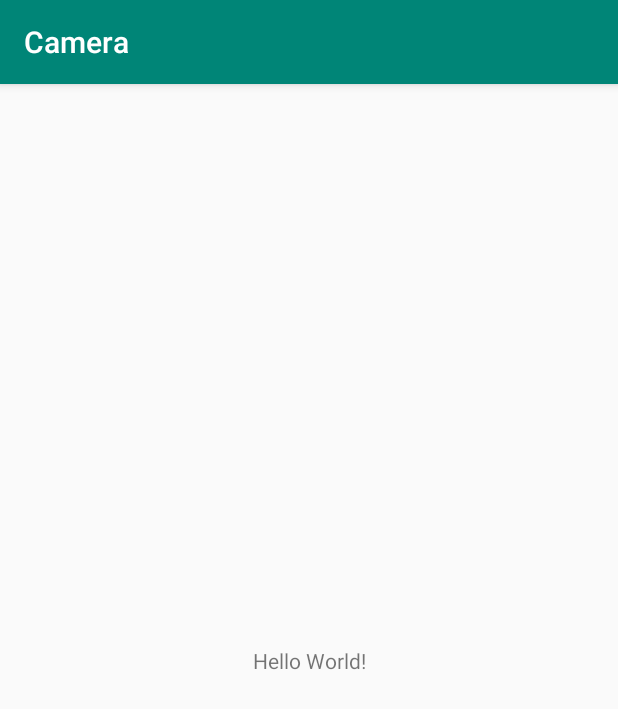
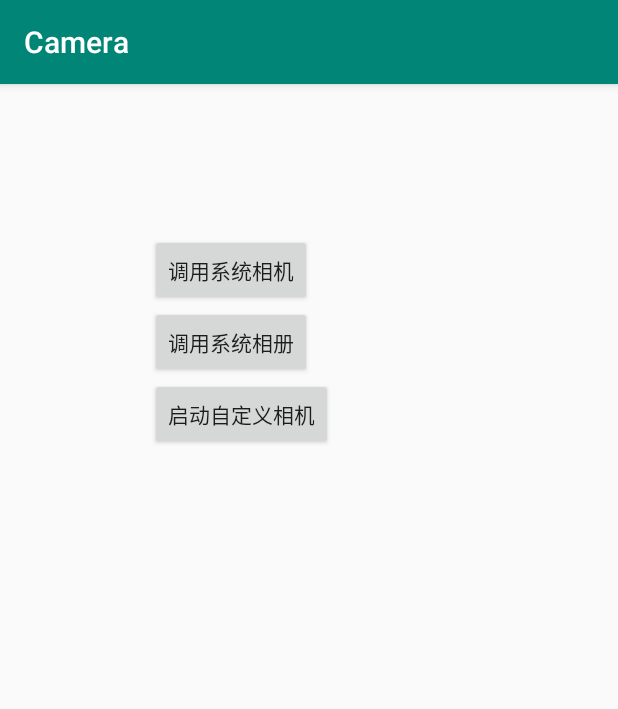
Before and after one commit to sunlei1021/Camera1, an Android app: the screen it shows after launch (MainActivity), on a phone screen of 412 x 824 dp. Shown: the top 709 px of the screen. Run offline under Robolectric (Android 15) with nearby library versions, the phone set to English and light mode, and no system bars.

Commit message:
提交功能调用系统相机

```diff
--- a/app/build.gradle
+++ b/app/build.gradle
@@ -2,9 +2,8 @@ apply plugin: 'com.android.application'
 
 android {
     compileSdkVersion 29
-    buildToolsVersion "29.0.3"
     defaultConfig {
-        applicationId "com.android.camera"
+        applicationId "com.android.av"
         minSdkVersion 29
         targetSdkVersion 29
         versionCode 1
--- /dev/null
+++ b/app/src/main/java/com/android/av/MainActivity.java
@@ -0,0 +1,200 @@
+package com.android.av;
+
+import androidx.annotation.NonNull;
+import androidx.annotation.Nullable;
+import androidx.appcompat.app.AlertDialog;
+import androidx.appcompat.app.AppCompatActivity;
+import androidx.core.app.ActivityCompat;
+import androidx.core.content.ContextCompat;
+import androidx.core.content.FileProvider;
+
+import android.content.DialogInterface;
+import android.content.Intent;
+import android.content.pm.PackageManager;
+import android.hardware.Camera;
+import android.net.Uri;
+import android.os.Build;
+import android.os.Bundle;
+import android.provider.MediaStore;
+import android.util.Log;
+import android.view.SurfaceHolder;
+import android.view.SurfaceView;
+import android.view.View;
+import android.widget.Button;
+
+import com.android.av.utils.FileUtil;
+import com.android.av.utils.SystemUtil;
+import com.android.av.R;
+import com.android.av.utils.Utils;
+
+import java.io.File;
+
+public class MainActivity extends AppCompatActivity implements View.OnClickListener, SurfaceHolder.Callback, Camera.PreviewCallback {
+
+    private SurfaceView surfaceView;
+    private SurfaceHolder surfaceHolder;
+
+
+
+    //MainActivity UI
+
+    private Button bt_go_to_system_camera;
+    private Button bt_go_to_system_gallery;
+    private Button bt_go_to_custom_camera;
+
+    private int permissionGranted = 1;
+
+    //权限 主要有 相机 录音 存储
+    private static final String[] permissions = {
+            "android.permission.CAMERA",
+            "android.permission.RECORD_AUDIO",
+            "android.permission.WRITE_EXTERNAL_STORAGE"};
+
+    //拍照照片的路径
+    private File picFile;
+
+    //
+    private Intent intentForCamera;
+
+    private Uri uri;
+
+    private final String TAG = "MainActivityAV";
+
+    @Override
+    protected void onCreate(Bundle savedInstanceState) {
+        super.onCreate(savedInstanceState);
+        setContentView(R.layout.activity_main);
+
+        initView();
+        initListener();
+        checkPermissions();
+    }
+
+    private void checkPermissions() {
+        if (!checkPermission(permissions)) {
+            ActivityCompat.requestPermissions(this,permissions,permissionGranted);
+        }
+    }
+
+    private void initView() {
+        bt_go_to_system_camera = findViewById(R.id.go_to_system_camera);
+        bt_go_to_custom_camera = findViewById(R.id.go_to_custom_camera);
+        bt_go_to_system_gallery = findViewById(R.id.go_to_system_gallery);
+    }
+
+    private boolean checkPermission(String [] permissions) {
+        for (String permission : permissions) {
+            if (ContextCompat.checkSelfPermission(this,permission) != PackageManager.PERMISSION_GRANTED) {
+                return false;
+            }
+        }
+        return true;
+    }
+
+    @Override
+    protected void onActivityResult(int requestCode, int resultCode, @Nullable Intent data) {
+        Log.e(TAG, "onActivityResult requestCode: " + requestCode );
+        super.onActivityResult(requestCode, resultCode, data);
+    }
+
+    @Override
+    public void onRequestPermissionsResult(int requestCode, @NonNull String[] permissions, @NonNull int[] grantResults) {
+        super.onRequestPermissionsResult(requestCode, permissions, grantResults);
+        Log.e(TAG, "onRequestPermissionsResult requestCode : " + requestCode);
+        switch (requestCode){
+            case 1:
+                if (grantResults.length > 0 && grantResults[0] == PackageManager.PERMISSION_GRANTED) {
+                    initView();
+                } else {
+                    showDialog();
+                }
+                break;
+        }
+    }
+
+
+    // 未同意权限 弹出弹窗判断是否 需要设置权限
+    // 需要设置 跳转设置界面
+    // 不需要设置 直接finish() 推出当前应用
+
+    private void showDialog() {
+        AlertDialog alertDialog  = new AlertDialog.Builder(this)
+                .setTitle("Warring")
+                .setMessage("")
+                .setPositiveButton("sure", new DialogInterface.OnClickListener() {
+                    @Override
+                    public void onClick(DialogInterface dialog, int which) {
+                        finish();
+                    }
+                }).show();
+    }
+
+    @Override
+    public void onClick(View v) {
+        switch (v.getId()){
+            case R.id.go_to_custom_camera:
+
+                break;
+            case R.id.go_to_system_gallery:
+
+                break;
+            case R.id.go_to_system_camera:
+                Init();
+
+                break;
+            default:
+                break;
+
+        }
+    }
+
+    @Override
+    public void onPreviewFrame(byte[] data, Camera camera) {
+
+    }
+
+    @Override
+    public void surfaceCreated(SurfaceHolder holder) {
+
+    }
+
+    @Override
+    public void surfaceChanged(SurfaceHolder holder, int format, int width, int height) {
+
+    }
+
+    @Override
+    public void surfaceDestroyed(SurfaceHolder holder) {
+
+    }
+
+    private void Init() {
+        picFile = new File(FileUtil.picFilePath);
+        intentForCamera = new Intent(MediaStore.ACTION_IMAGE_CAPTURE);
+        //android 7.0 以上应用私有目录被限制访问
+        if (Build.VERSION.SDK_INT >= Build.VERSION_CODES.N ) {
+            uri = FileProvider.getUriForFile(this,
+                    SystemUtil.getPackageName(getApplicationContext()) + ".fileprovider"
+                    ,picFile);
+            intentForCamera.addFlags(Intent.FLAG_GRANT_READ_URI_PERMISSION);
+        } else {
+            uri = Uri.fromFile(picFile);
+        }
+
+
+        //指定ACTION为MediaStore.EXTRA_OUTPUT
+        intentForCamera.putExtra(MediaStore.EXTRA_OUTPUT,uri);
+        //请求码赋值为1
+        startActivityForResult(intentForCamera, Utils.REQUEST_CODE_FOR_SYSTEM_CAMERA);
+    }
+
+    private void goSystemCamera() {
+
+    }
+
+    private void initListener() {
+        bt_go_to_custom_camera.setOnClickListener(this);
+        bt_go_to_system_gallery.setOnClickListener(this);
+        bt_go_to_system_camera.setOnClickListener(this);
+    }
+}
--- /dev/null
+++ b/app/src/main/java/com/android/av/utils/Utils.java
@@ -0,0 +1,5 @@
+package com.android.av.utils;
+
+public class Utils {
+   public static final int REQUEST_CODE_FOR_SYSTEM_CAMERA = 100;
+}
--- a/app/src/main/java/com/android/camera/MainActivity.java
+++ /dev/null
@@ -1,14 +0,0 @@
-package com.android.camera;
-
-import androidx.appcompat.app.AppCompatActivity;
-
-import android.os.Bundle;
-
-public class MainActivity extends AppCompatActivity {
-
-    @Override
-    protected void onCreate(Bundle savedInstanceState) {
-        super.onCreate(savedInstanceState);
-        setContentView(R.layout.activity_main);
-    }
-}
--- a/app/src/main/res/layout/activity_main.xml
+++ b/app/src/main/res/layout/activity_main.xml
@@ -1,18 +1,33 @@
 <?xml version="1.0" encoding="utf-8"?>
-<androidx.constraintlayout.widget.ConstraintLayout xmlns:android="http://schemas.android.com/apk/res/android"
-    xmlns:app="http://schemas.android.com/apk/res-auto"
+<RelativeLayout xmlns:android="http://schemas.android.com/apk/res/android"
     xmlns:tools="http://schemas.android.com/tools"
     android:layout_width="match_parent"
     android:layout_height="match_parent"
+    android:orientation="vertical"
     tools:context=".MainActivity">
+    <LinearLayout
+        android:layout_marginTop="100dp"
+        android:layout_marginStart="100dp"
+        android:layout_height="wrap_content"
+        android:layout_width="wrap_content"
+        android:orientation="vertical">
+        <Button
+            android:id="@+id/go_to_system_camera"
+            android:layout_width="wrap_content"
+            android:layout_height="wrap_content"
+            android:text="调用系统相机"/>
 
-    <TextView
-        android:layout_width="wrap_content"
-        android:layout_height="wrap_content"
-        android:text="Hello World!"
-        app:layout_constraintBottom_toBottomOf="parent"
-        app:layout_constraintLeft_toLeftOf="parent"
-        app:layout_constraintRight_toRightOf="parent"
-        app:layout_constraintTop_toTopOf="parent" />
+        <Button
+            android:id="@+id/go_to_system_gallery"
+            android:layout_width="wrap_content"
+            android:layout_height="wrap_content"
+            android:text="调用系统相册"/>
 
-</androidx.constraintlayout.widget.ConstraintLayout>
+        <Button
+            android:id="@+id/go_to_custom_camera"
+            android:layout_width="wrap_content"
+            android:layout_height="wrap_content"
+            android:text="启动自定义相机"/>
+    </LinearLayout>
+
+</RelativeLayout>
--- /dev/null
+++ b/app/src/main/res/xml/file_paths.xml
@@ -0,0 +1,4 @@
+<?xml version="1.0" encoding="utf-8"?>
+<paths xmlns:android="http://schemas.android.com/apk/res/android">
+    <external-path name="external_files" path="."/>
+</paths>
--- a/build.gradle
+++ b/build.gradle
@@ -7,7 +7,7 @@ buildscript {
 
     }
     dependencies {
-        classpath 'com.android.tools.build:gradle:3.5.0'
+        classpath 'com.android.tools.build:gradle:7.1.3'
 
         // NOTE: Do not place your application dependencies here; they belong
         // in the individual module build.gradle files
```
Also changed, not shown: app/src/main/AndroidManifest.xml (+30 -2 lines), app/src/main/java/com/android/av/utils/FileUtil.java (added, +10 -0 lines), app/src/main/java/com/android/av/utils/SystemUtil.java (added, +21 -0 lines), 1 other file.
